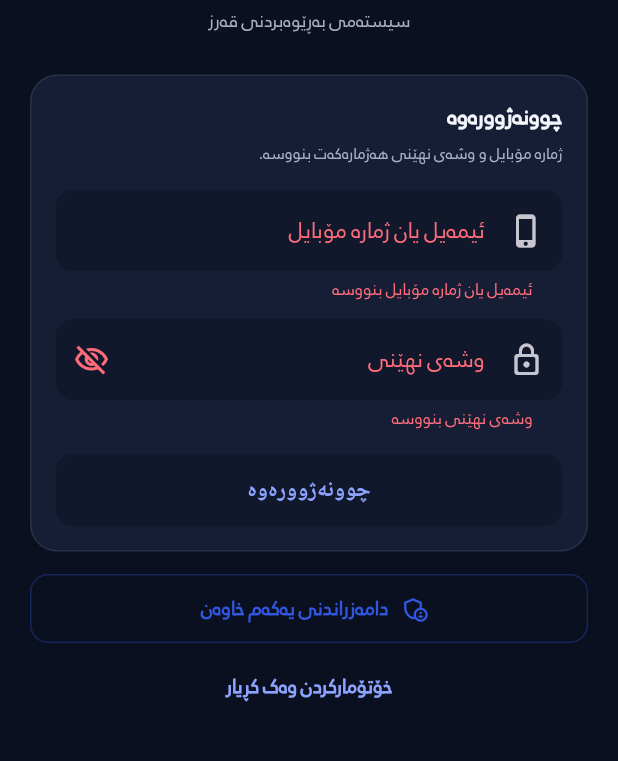
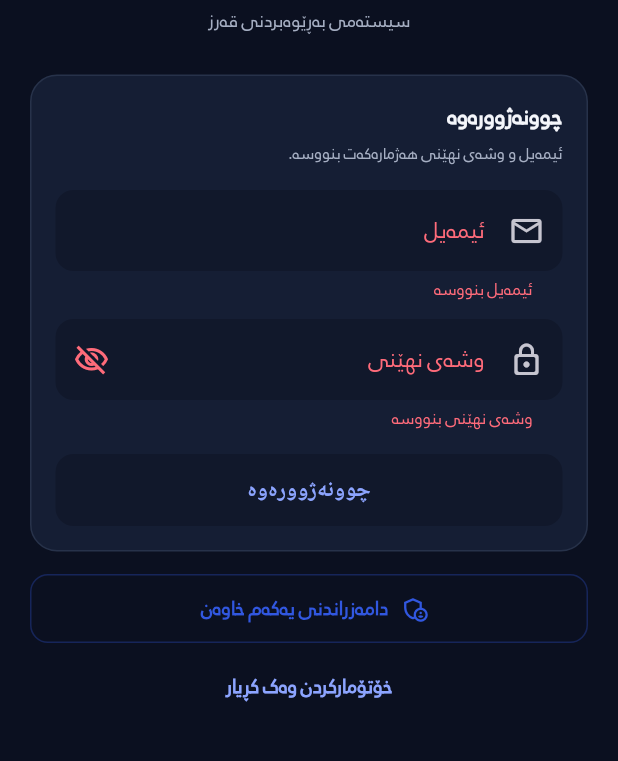
Before and after one commit to arambarzani07/zhiroxVIPuser, a Flutter app: the screen it shows after launch, after a tap on the "dark mode" icon, after a tap on "چوونەژوورەوە", on a phone screen of 412 x 824 dp, the part 278-1039 px from its top. Run offline on Flutter 3.47's test engine with Material 3 defaults, Android fonts, the phone set to English and light mode, and no system bars; our stand-ins replace connectivity_plus, file_picker, flutter_image_compress, flutter_local_notifications, image_picker, pdf and 6 more; missing offline and left inert: workmanager; accounts and stored records are empty; network calls fail; statements that could not run were skipped.

Commit message:
use email-only login for Owner app

```diff
--- a/lib/screens/auth/login_screen.dart
+++ b/lib/screens/auth/login_screen.dart
@@ -47,7 +47,7 @@ class _LoginScreenState extends State<LoginScreen> {
         raw.contains('credential') ||
         raw.contains('password') ||
         raw.contains('unauthorized')) {
-      return 'ژمارە مۆبایل یان وشەی نهێنی هەڵەیە.';
+      return 'ئیمەیل یان وشەی نهێنی هەڵەیە.';
     }
     if (raw.contains('locked') || raw.contains('too many')) {
       return 'هەوڵی زۆر دراوە. کەمێک چاوەڕێ بکە و دووبارە هەوڵ بدە.';
@@ -189,7 +189,7 @@ class _LoginScreenState extends State<LoginScreen> {
                                   ),
                                   const SizedBox(height: 4),
                                   Text(
-                                    'ژمارە مۆبایل و وشەی نهێنی هەژمارەکەت بنووسە.',
+                                    'ئیمەیل و وشەی نهێنی هەژمارەکەت بنووسە.',
                                     style: TextStyle(
                                       fontSize: 11.5,
                                       height: 1.5,
@@ -202,16 +202,19 @@ class _LoginScreenState extends State<LoginScreen> {
                                     enabled: !auth.isLoading,
                                     keyboardType: TextInputType.emailAddress,
                                     textInputAction: TextInputAction.next,
-                                    autofillHints: const [AutofillHints.telephoneNumber],
+                                    autofillHints: const [AutofillHints.email],
                                     textDirection: TextDirection.ltr,
                                     decoration: const InputDecoration(
-                                      labelText: 'ئیمەیل یان ژمارە مۆبایل',
-                                      hintText: 'name@example.com یان 07xxxxxxxxx',
-                                      prefixIcon: Icon(Icons.phone_iphone_rounded),
+                                      labelText: 'ئیمەیل',
+                                      hintText: 'name@example.com',
+                                      prefixIcon: Icon(Icons.email_outlined),
                                     ),
-                                    validator: (value) => value == null || value.trim().isEmpty
-                                        ? 'ئیمەیل یان ژمارە مۆبایل بنووسە'
-                                        : null,
+                                    validator: (value) {
+                                      final email = value?.trim() ?? '';
+                                      if (email.isEmpty) return 'ئیمەیل بنووسە';
+                                      if (!email.contains('@')) return 'ئیمەیلێکی دروست بنووسە';
+                                      return null;
+                                    },
                                   ),
                                   const SizedBox(height: 12),
                                   TextFormField(
```
